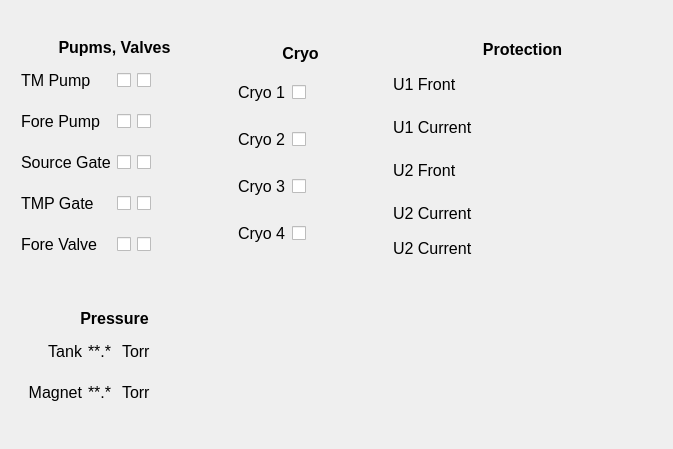
The window that Pressure_UI.ui (smertouh/1_MeV_UI_additional) describes before a commit, drawn with Qt 5.
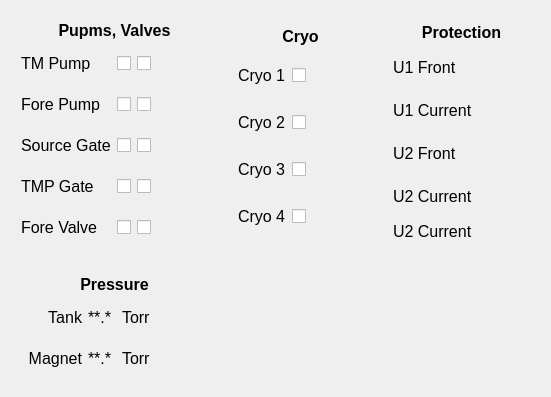
The same window after the commit. Icons and pictures are not drawn.

What changed in the file:
```diff
--- a/Pressure_UI.ui
+++ b/Pressure_UI.ui
@@ -6,8 +6,8 @@
    <rect>
     <x>0</x>
     <y>0</y>
-    <width>673</width>
-    <height>449</height>
+    <width>515</width>
+    <height>397</height>
    </rect>
   </property>
   <property name="sizePolicy">
```
